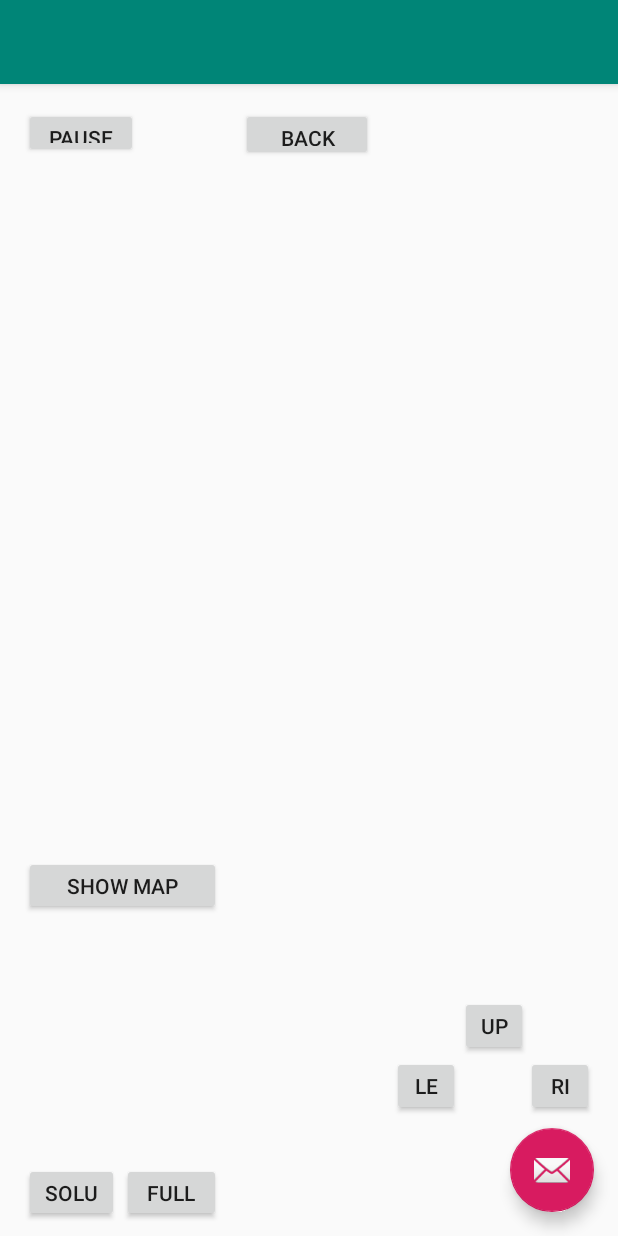
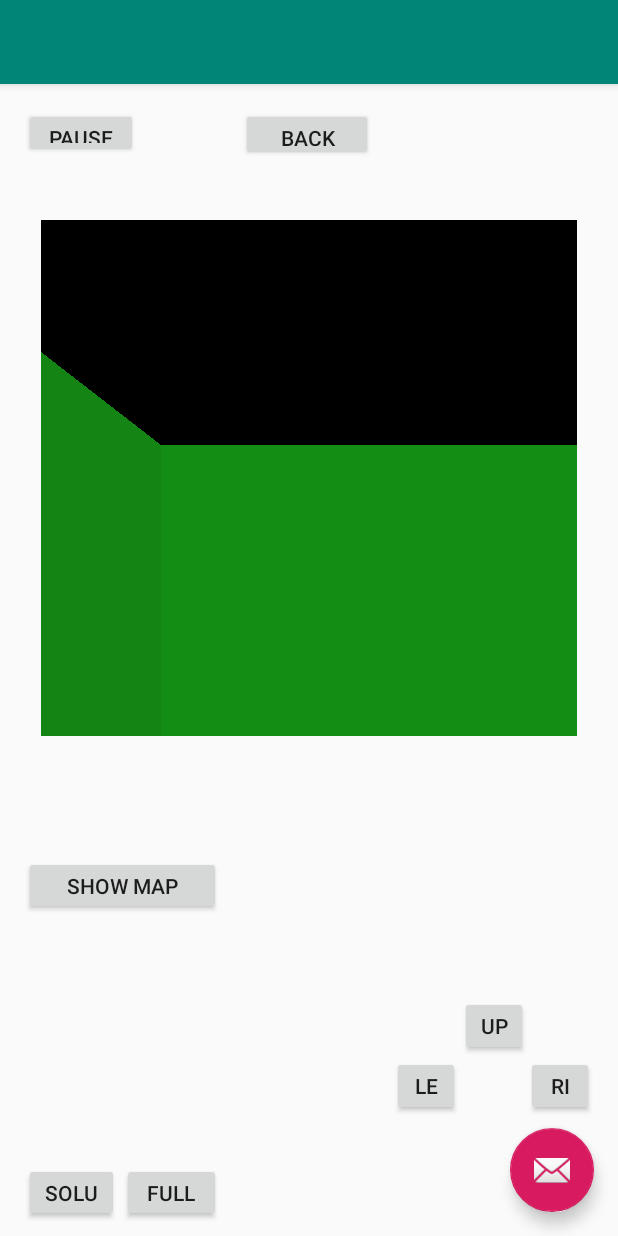
Before and after one commit to EthanAYoung/Tron-Maze-for-Android, an Android app: the PlayManuallyActivity screen opened directly, with no data from a screen before it, after a tap on "SHOW MAP", on a phone screen of 412 x 824 dp. Run offline under Robolectric (Android 15) with nearby library versions, the phone set to English and light mode, and no system bars; 1 other tap on this screen came first.

Commit message:
fixed map and ground display

```diff
--- a/app/src/main/java/edu/wm/cs/cs301/EthanYoung/gui/Constants.java
+++ b/app/src/main/java/edu/wm/cs/cs301/EthanYoung/gui/Constants.java
@@ -10,8 +10,8 @@ public class Constants {
 
 
 	// The panel used to display the maze has a fixed dimension
-	public static final int VIEW_WIDTH = 400;
-	public static final int VIEW_HEIGHT = 400;
+	public static final int VIEW_WIDTH = 1200;
+	public static final int VIEW_HEIGHT = 1200;
 	public static final int MAP_UNIT = 128;
 	public static final int VIEW_OFFSET = MAP_UNIT/8;
 	public static final int STEP_SIZE = MAP_UNIT/4;
--- a/app/src/main/java/edu/wm/cs/cs301/EthanYoung/gui/FirstPersonDrawer.java
+++ b/app/src/main/java/edu/wm/cs/cs301/EthanYoung/gui/FirstPersonDrawer.java
@@ -139,9 +139,9 @@ public class FirstPersonDrawer {
 	 */
 	public void draw(MazePanel panel2, int x, int y, int walkStep, int ang) {
 		// obtain a Graphics2D object we can draw on
-		//panel.tempG = panel.getBufferGraphics() ;
+		panel.tempPaint = panel.getBufferGraphics() ;
         // viewers draw on the buffer graphics
-        if (null == panel) {
+        if (null == panel.tempPaint) {
             System.out.println("FirstPersonDrawer.draw: can't get graphics object to draw on, skipping redraw operation") ;
             return;
         }
@@ -399,7 +399,7 @@ public class FirstPersonDrawer {
 
 		// moved code for drawing bits and pieces into yet another method to
 		// gain more clarity on what information is actually needed
-		//panel.gc.setColor(seg.panel.getColor());
+		panel.paint.setColor(seg.col);
 		boolean drawn = drawSegmentPolygons(x1, x2, y11, y12, y21, y22);
 
 		if (drawn && !seg.isSeen()) {
@@ -479,13 +479,13 @@ public class FirstPersonDrawer {
 			// debug
 			//System.out.println("polygon-x: " + xps[0] + ", " + xps[1] + ", " + xps[2] + ", " + xps[3]) ;
 			//System.out.println("polygon-y: " + yps[0] + ", " + yps[1] + ", " + yps[2] + ", " + yps[3]) ;
-			//panel.gc.fillPolygon(xps, yps, 4);
+			panel.drawPolygon(xps, yps, 4);
 			// for debugging purposes, code will draw a red line around polygon
 			// this makes individual segments visible
 			/*
-			gc.setColor(new Color(240,20,20));
-			gc.drawPolygon(xps, yps, 4);
-			gc.setColor(seg.getColor());
+			panel.paint.setColor(0xFF003447);
+			panel.drawPolygon(xps, yps, 4);
+			panel.paint.setColor(seg.getColor());
 			*/
 			// end debugging
 			drawn = true;           // at least one polygon was drawn, memorize for return value
--- a/app/src/main/java/edu/wm/cs/cs301/EthanYoung/gui/MapDrawer.java
+++ b/app/src/main/java/edu/wm/cs/cs301/EthanYoung/gui/MapDrawer.java
@@ -2,6 +2,9 @@
  *
  */
 package edu.wm.cs.cs301.EthanYoung.gui;
+
+import android.graphics.Paint;
+import android.util.Log;
 
 import edu.wm.cs.cs301.EthanYoung.generation.CardinalDirection;
 import edu.wm.cs.cs301.EthanYoung.generation.Cells;
@@ -124,7 +127,7 @@ public class MapDrawer {
 	 */
 	public void draw(MazePanel panel, int x, int y, int angle, int walkStep,
 			boolean showMaze, boolean showSolution) {
-		//panel.tempG = panel.getBufferGraphics() ;
+		panel.tempPaint = panel.getBufferGraphics() ;
         // viewers draw on the buffer graphics
         if (null == panel) {
             System.out.println("MapDrawer.draw: can't get graphics object to draw on, skipping draw operation") ;
@@ -160,7 +163,7 @@ public class MapDrawer {
 		final int mazeWidth = mazeConfig.getWidth() ;
 		final int mazeHeight = mazeConfig.getHeight() ;
 
-		//panel.tempG.setColor(panel.newColor("white"));
+		panel.tempPaint.setColor(panel.newColor("white"));
 
 		// note: 1/2 of width and height is the center of the screen
 		// the whole map is centered at the current position
@@ -191,22 +194,22 @@ public class MapDrawer {
 						mazeConfig.hasWall(x,y, CardinalDirection.North) :
 							mazeConfig.hasWall(x,y-1, CardinalDirection.South));
 
-				//panel.setLineColor(seenCells, CardinalDirection.North, x, y);
+				panel.setLineColor(seenCells, CardinalDirection.North, x, y);
 				//panel.tempG.setColor(seenCells.hasWall(x,y, CardinalDirection.North) ? Color.white : Color.gray);
-				//if ((seenCells.hasWall(x,y, CardinalDirection.North) || showMaze) && theCondition)
-					//panel.tempG.drawLine(startX, startY, startX + mapScale, startY); // y coordinate same
+				if ((seenCells.hasWall(x,y, CardinalDirection.North) || showMaze) && theCondition)
+					panel.can.drawLine(startX, startY, startX + mapScale, startY, panel.tempPaint); // y coordinate same
 
 				// draw vertical line
 				theCondition = (y >= mazeHeight) ? false : ((x < mazeWidth) ?
 						mazeConfig.hasWall(x,y, CardinalDirection.West) :
 							mazeConfig.hasWall((x-1),y, CardinalDirection.East));
 
-				//panel.setLineColor(seenCells, CardinalDirection.West, x, y);
+				panel.setLineColor(seenCells, CardinalDirection.West, x, y);
 				//panel.tempG.setColor(seenCells.hasWall(x,y, CardinalDirection.West) ? Color.white : Color.gray);
-				//if ((seenCells.hasWall(x,y, CardinalDirection.West) || showMaze) && theCondition)
-					//panel.tempG.drawLine(startX, startY, startX, startY - mapScale); // x coordinate same
+				if ((seenCells.hasWall(x,y, CardinalDirection.West) || showMaze) && theCondition)
+					panel.can.drawLine(startX, startY, startX, startY - mapScale, panel.tempPaint); // x coordinate same
 			}
-
+		Log.v("showSolution", ""+showSolution);
 		if (showSolution) {
 			drawSolution(offsetX, offsetY, px, py) ;
 		}
@@ -320,16 +323,16 @@ public class MapDrawer {
 	 //* @param gc to draw on
 	 */
 	private void drawCurrentLocation(int viewDX, int viewDY) {
-		//panel.tempG.setColor(panel.newColor("red"));
+		panel.tempPaint.setColor(panel.newColor("red"));
 		// draw oval of appropriate size at the center of the screen
 		int centerX = viewWidth/2; // center x
 		int centerY = viewHeight/2; // center y
-		int diameter = mapScale/2; // circle size
+		int diameter = mapScale/20; // circle size
 		// we need the top left corner of a bounding box the circle is in
 		// and its width and height to draw the circle
 		// top left corner is (centerX-radius, centerY-radius)
 		// width and height is simply the diameter
-		//panel.tempG.fillOval(centerX-diameter/2, centerY-diameter/2, diameter, diameter);
+		panel.can.drawOval(centerX-diameter/2, centerY-diameter/2, centerX+diameter/2, centerY+diameter/2, panel.tempPaint);
 		// draw a red arrow with the oval to show current direction
 		drawArrow(viewDX, viewDY, centerX, centerY);
 	}
@@ -349,7 +352,7 @@ public class MapDrawer {
 		final int tipX = startX + mapToOffset(arrowLength, viewDX);
 		final int tipY = startY - mapToOffset(arrowLength, viewDY);
 		// draw main line, goes from starting (x,y) to end (tipX,tipY)
-		//panel.tempG.drawLine(startX, startY, tipX, tipY);
+		panel.can.drawLine(startX, startY, tipX, tipY, panel.tempPaint);
 		// calculate length and positions for 2 lines pointing towards (tipX,tipY)
 		// find intermediate point (tmpX,tmpY) on main line
 		final int length = mapScale/4;
@@ -365,8 +368,8 @@ public class MapDrawer {
 		final int offsetX = mapToOffset(length, -viewDY);
 		final int offsetY = mapToOffset(length, -viewDX);
 		// draw two lines, starting at tip of arrow
-		//panel.tempG.drawLine(tipX, tipY, tmpX + offsetX, tmpY + offsetY);
-		//panel.tempG.drawLine(tipX, tipY, tmpX - offsetX, tmpY - offsetY);
+		panel.can.drawLine(tipX, tipY, tmpX + offsetX, tmpY + offsetY, panel.tempPaint);
+		panel.can.drawLine(tipX, tipY, tmpX - offsetX, tmpY - offsetY, panel.tempPaint);
 	}
 
 
@@ -396,7 +399,7 @@ public class MapDrawer {
 		int sy = py;
 		int distance = mazeConfig.getDistanceToExit(sx, sy);
 
-		//panel.gc.setColor(panel.newColor("yellow"));
+		panel.paint.setColor(panel.newColor("yellow"));
 
 		// while we are more than 1 step away from the final position
 		while (distance > 1) {
@@ -426,7 +429,7 @@ public class MapDrawer {
 			//int ny2 = view_height-1-(neighbor[1]*map_scale + offy) - map_scale/2;
 			int nx2 = mapToCoordinateX(neighbor[0],offsetX) + mapScale/2;
 			int ny2 = mapToCoordinateY(neighbor[1],offsetY) - mapScale/2;
-			//panel.gc.drawLine(nx1, ny1, nx2, ny2);
+			panel.can.drawLine(nx1, ny1, nx2, ny2, panel.paint);
 
 			// update loop variables for current position (sx,sy)
 			// and distance d for next iteration
--- a/app/src/main/java/edu/wm/cs/cs301/EthanYoung/gui/MazePanel.java
+++ b/app/src/main/java/edu/wm/cs/cs301/EthanYoung/gui/MazePanel.java
@@ -5,12 +5,18 @@ import android.graphics.Bitmap;
 import android.graphics.Canvas;
 import android.graphics.Color;
 import android.graphics.Paint;
+import android.graphics.Path;
 import android.graphics.Rect;
+import android.media.Image;
 import android.util.AttributeSet;
 import android.util.Log;
 import android.view.View;
 
+import edu.wm.cs.cs301.EthanYoung.generation.CardinalDirection;
+import edu.wm.cs.cs301.EthanYoung.generation.Cells;
 import edu.wm.cs.cs301.EthanYoung.generation.Seg;
+
+import static edu.wm.cs.cs301.EthanYoung.gui.Constants.*;
 
 
 /**
@@ -33,13 +39,14 @@ public class MazePanel extends View {
     // bufferImage can only be initialized if the container is displayable,
     // uses a delayed initialization and relies on client class to call initBufferImage()
     // before first use
-    //private Image bufferImage;
+    private Image bufferImage;
     //private Graphics2D graphics; // obtained from bufferImage,
     // graphics is stored to allow clients to draw on the same graphics object repeatedly
     // has benefits if color settings should be remembered for subsequent drawing operations
     Bitmap bMap;
     Canvas can;
     Paint paint;
+    Paint tempPaint;
 
     /**
      * Constructor. Object is not focusable.
@@ -48,10 +55,11 @@ public class MazePanel extends View {
         super(context);
         System.out.println("Super check");
         Log.v("super Check" , "******** Super Check ********");
-        bMap = Bitmap.createBitmap(400, 400, Bitmap.Config.ARGB_8888);
+        bMap = Bitmap.createBitmap(VIEW_WIDTH, VIEW_HEIGHT, Bitmap.Config.ARGB_8888);
         VariableStorage.getInstance().setBMap(bMap);
         can = new Canvas(bMap);
         paint = new Paint();
+        tempPaint = new Paint();
         paint.setColor(Color.RED);
         System.out.println("variable check");
         Log.v("variable Check" , "******** Variable Check ********");
@@ -64,7 +72,7 @@ public class MazePanel extends View {
 
     public MazePanel(Context context, AttributeSet attributes){
         super(context, attributes);
-        bMap = Bitmap.createBitmap(400, 400, Bitmap.Config.ARGB_8888);
+        bMap = Bitmap.createBitmap(VIEW_WIDTH, VIEW_HEIGHT, Bitmap.Config.ARGB_8888);
         can = new Canvas(bMap);
         paint = new Paint();
         paint.setColor(Color.RED);
@@ -83,8 +91,8 @@ public class MazePanel extends View {
     @Override
     protected void onMeasure (int widthMeasureSpec, int heightMeasureSpec){
 
-        int defaultH = 300;
-        int defaultW = 300;
+        int defaultH = 800;
+        int defaultW = 800;
 
         int width = measureHelper(defaultW, widthMeasureSpec);
         int height = measureHelper(defaultH, heightMeasureSpec);
@@ -178,12 +186,14 @@ public class MazePanel extends View {
      * on the screen.
      */
     public void paint() {
-        /*if (null == g) {
+        if (null == can) {
             System.out.println("MazePanel.paint: no graphics object, skipping drawImage operation");
         }
         else {
-            g.drawImage(bufferImage,0,0,null);
-        }*/
+            //g.drawImage(bufferImage,0,0,null);
+            //can.drawBitmap(bMap,0,0, paint);
+            draw(can);
+        }
     }
 
     /**
@@ -198,9 +208,9 @@ public class MazePanel extends View {
      * when calling the update method.
      * @return graphics object to draw on, null if impossible to obtain image
      */
-    public void getBufferGraphics() { //not sure what to return for this
+    public Paint getBufferGraphics() { //not sure what to return for this
         // if necessary instantiate and store a graphics object for later use
-       /* if (null == graphics) {
+       /*if (null == graphics) {
             if (null == bufferImage) {
                 bufferImage = createImage(Constants.VIEW_WIDTH, Constants.VIEW_HEIGHT);
                 if (null == bufferImage)
@@ -225,6 +235,7 @@ public class MazePanel extends View {
             }
         }
         return graphics;*/
+        return new Paint(Color.RED);
     }
 
     /////////////////////////////////////////////////////////////////////////////////////////////////////////////////////
@@ -247,8 +258,8 @@ public class MazePanel extends View {
     private void drawBackground(int viewWidth, int viewHeight) {
         paint.setColor(Color.BLACK);
         drawRect(0, 0, viewWidth, viewHeight/2);
-        paint.setColor(Color.GREEN);
-        drawRect(0, 0, viewWidth, viewHeight/2);
+        paint.setColor(Color.DKGRAY);
+        drawRect(0, viewHeight/2, viewWidth, viewHeight/2);
 
         /*// black rectangle in upper half of screen
         graphics.setColor(Color.black);
@@ -261,14 +272,9 @@ public class MazePanel extends View {
     ///////////////////////////////////////////////////////////////////////////////////////////////////////////////////////
     //MapDrawer
 
-    /*public void setLineColor(Cells seenCells, CardinalDirection dir, int x, int y) {
+    public void setLineColor(Cells seenCells, CardinalDirection dir, int x, int y) {
         // TODO Auto-generated method stub
-        tempG.setColor(seenCells.hasWall(x,y, dir) ? Color.white : Color.gray);
-    }*/
-
-    public void setLineColor() {
-        // TODO Auto-generated method stub
-        //tempG.setColor(seenCells.hasWall(x,y, dir) ? Color.white : Color.gray);
+        tempPaint.setColor(seenCells.hasWall(x,y, dir) ? Color.BLACK : Color.GRAY);
     }
 
     //////////////////////////////////////////////////////////////////////////////////////////////
@@ -369,7 +375,7 @@ public class MazePanel extends View {
      */
     public void setGcToG() {
         // TODO Auto-generated method stub
-        //gc = (Graphics2D) tempG ;
+        paint = tempPaint ;
     }
 
     /**
@@ -380,10 +386,22 @@ public class MazePanel extends View {
     public void drawHelper(int viewWidth, int viewHeight) {
         // update graphics
         // draw background figure: black on bottom half, grey on top half
-        //drawBackground(viewWidth, viewWidth);
+        drawBackground(viewWidth, viewWidth);
         // set color to white and draw what ever can be seen from the current position
-        //tempG.setColor(Color.WHITE);
+        tempPaint.setColor(Color.WHITE);
 
     }
 
+    public void drawPolygon(int[] xps, int [] yps, int z){
+        Path path = new Path();
+        path.moveTo(xps[0], yps[0]);
+
+        for(int i = 1; i < z; i++) {
+            path.lineTo(xps[i], yps[i]);
+        }
+        path.moveTo(xps[0], yps[0]);
+
+        can.drawPath(path,paint);
+    }
+
 }
--- a/app/src/main/java/edu/wm/cs/cs301/EthanYoung/gui/PlayManuallyActivity.java
+++ b/app/src/main/java/edu/wm/cs/cs301/EthanYoung/gui/PlayManuallyActivity.java
@@ -54,6 +54,8 @@ public class PlayManuallyActivity extends AppCompatActivity {
     MazeConfiguration config;
     StatePlaying state;
     MazePanel panel;
+    int shortestPathL;
+    int pathL;
 
 
     @Override
@@ -75,12 +77,19 @@ public class PlayManuallyActivity extends AppCompatActivity {
         seeButts = false;
         paused = false;
 
+        pathL = 0;
+
         Intent intent = getIntent();
         rob = intent.getStringExtra("robot");
 
         config = VariableStorage.config;
+
+        int[] startPos = config.getStartingPosition();
+        shortestPathL = config.getDistanceToExit(startPos[0], startPos[1]);
+
         state = new StatePlaying();
         state.setMazeConfiguration(config);
+        state.pMA = this;
         state.start(panel);
 
         //cont = VariableStorage.controller;
@@ -107,6 +116,7 @@ public class PlayManuallyActivity extends AppCompatActivity {
         if(paused){
             return;
         }
+        pathL++;
         Log.v("ForwardButton" , "Going forward one space");
         Toast.makeText(PlayManuallyActivity.this, "Forward Pushed", Toast.LENGTH_SHORT).show();
         //dri.go();
@@ -148,8 +158,8 @@ public class PlayManuallyActivity extends AppCompatActivity {
         state.keyDown(Constants.UserInput.ToggleLocalMap, 0);
         if(seeButts){
             seeButts = false;
-            //sB.setVisibility(View.INVISIBLE);
-            //fB.setVisibility(View.INVISIBLE);
+            sB.setVisibility(View.INVISIBLE);
+            fB.setVisibility(View.INVISIBLE);
         }
         else{
             seeButts = true;
@@ -204,8 +214,8 @@ public class PlayManuallyActivity extends AppCompatActivity {
         Intent intent = new Intent(this , WinningActivity.class);
         intent.putExtra("ogBatt" , 3000);
         intent.putExtra("currBatt", 50);
-        intent.putExtra("pathL" , 32);
-        intent.putExtra("shortPathL" , 4);
+        intent.putExtra("pathL" , pathL);
+        intent.putExtra("shortPathL" , shortestPathL);
         intent.putExtra("manual" , true);
 
         startActivity(intent);
--- a/app/src/main/res/layout/content_play_manually.xml
+++ b/app/src/main/res/layout/content_play_manually.xml
@@ -60,7 +60,7 @@
         android:layout_marginBottom="9dp"
         android:onClick="showS"
         android:text="Solution"
-        android:visibility="visible"
+        android:visibility="invisible"
         app:layout_constraintBottom_toBottomOf="parent"
         app:layout_constraintStart_toStartOf="parent" />
 
@@ -72,7 +72,7 @@
         android:layout_marginBottom="9dp"
         android:onClick="showF"
         android:text="Full Map"
-        android:visibility="visible"
+        android:visibility="invisible"
         app:layout_constraintBottom_toBottomOf="parent"
         app:layout_constraintStart_toEndOf="@+id/solButt" />
 
@@ -114,10 +114,10 @@
 
     <edu.wm.cs.cs301.EthanYoung.gui.MazePanel
         android:id="@+id/mazePanel"
-        android:layout_width="186dp"
-        android:layout_height="208dp"
+        android:layout_width="357dp"
+        android:layout_height="344dp"
         android:layout_marginStart="91dp"
-        android:layout_marginTop="86dp"
+        android:layout_marginTop="39dp"
         android:layout_marginEnd="91dp"
         app:layout_constraintEnd_toEndOf="parent"
         app:layout_constraintStart_toStartOf="parent"
```
